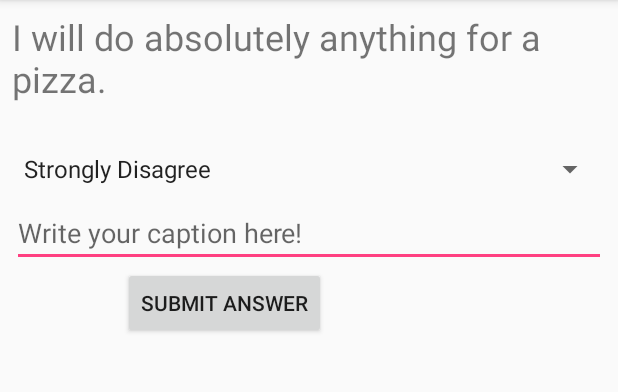
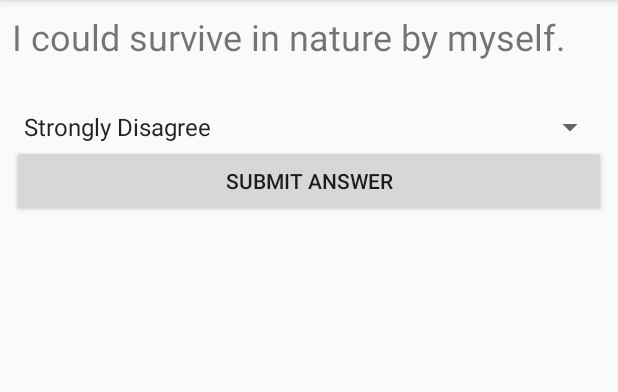
Before and after one commit to jwagnerpl/AnimalQuiz, an Android app: the screen it shows after launch (MainActivity), on a phone screen of 412 x 824 dp, the part 84-476 px from its top. Run offline under Robolectric (Android 15) with nearby library versions, the phone set to English and light mode, and no system bars; our stand-ins replace ButterKnife.

Commit message:
Commit - Ready for submission

```diff
--- a/app/src/main/java/teamtreehouse/com/animalquiz/Question.java
+++ b/app/src/main/java/teamtreehouse/com/animalquiz/Question.java
@@ -8,21 +8,23 @@ public class Question {
     String questionText;
 
 
-    public Question(String questionText){
+    public Question(String questionText) {
         this.value = 10;
         this.questionText = questionText;
     }
-    public Question(){};
+
+    public Question() {
+    }
+
 
     public static final Question[] questions = new Question[]{
-            new Question("I will do absolutely anything for a pizza."),
+            new Question("I could survive in nature by myself."),
             new Question("I love to get outside and do crazy things."),
             new Question("I strongly dislike boring things."),
             new Question("People say I'm super duper crazy."),
+            new Question("I have at least three tattoos."),
+            new Question("I like big, WILD ANIMALS."),
+            new Question("I would love to go sky diving."),
             new Question("I have at least three tattoos.")
     };
-
-    private void questionScore(){
-
-    }
 }
--- a/app/src/main/res/layout/activity_main.xml
+++ b/app/src/main/res/layout/activity_main.xml
@@ -8,7 +8,7 @@
 
     <Spinner
         android:id="@+id/animals_spinner"
-        android:layout_width="fill_parent"
+        android:layout_width="0dp"
         android:layout_height="24dp"
         android:layout_marginLeft="8dp"
         app:layout_constraintLeft_toLeftOf="parent"
@@ -16,11 +16,13 @@
         app:layout_constraintRight_toRightOf="parent"
         app:layout_constraintHorizontal_bias="0.0"
         android:layout_marginTop="32dp"
-        app:layout_constraintTop_toBottomOf="@+id/questionTextView" />
+        app:layout_constraintTop_toBottomOf="@+id/questionTextView"
+        android:layout_marginStart="8dp"
+        android:layout_marginEnd="8dp" />
 
     <TextView
         android:id="@+id/questionTextView"
-        android:layout_width="match_parent"
+        android:layout_width="0dp"
         android:layout_height="wrap_content"
         android:layout_marginLeft="8dp"
         android:layout_marginRight="8dp"
@@ -30,36 +32,37 @@
         app:layout_constraintHorizontal_bias="0.504"
         app:layout_constraintLeft_toLeftOf="parent"
         app:layout_constraintRight_toRightOf="parent"
-        app:layout_constraintTop_toTopOf="parent" />
+        app:layout_constraintTop_toTopOf="parent"
+        android:layout_marginStart="8dp"
+        android:layout_marginEnd="8dp" />
 
     <Button
         android:id="@+id/submitButton"
-        android:layout_width="wrap_content"
+        android:layout_width="match_parent"
         android:layout_height="wrap_content"
+        android:layout_marginEnd="8dp"
         android:layout_marginLeft="8dp"
         android:layout_marginRight="8dp"
+        android:layout_marginStart="8dp"
         android:text="@string/submit_answer"
+        app:layout_constraintHorizontal_bias="0.284"
         app:layout_constraintLeft_toLeftOf="parent"
         app:layout_constraintRight_toRightOf="parent"
-        app:layout_constraintHorizontal_bias="0.284"
-        android:layout_marginTop="0dp"
         app:layout_constraintTop_toBottomOf="@+id/captionEditText" />
 
     <EditText
         android:id="@+id/captionEditText"
-        android:layout_width="match_parent"
+        android:visibility="gone"
+        android:layout_width="0dp"
         android:layout_height="wrap_content"
-        android:layout_marginLeft="8dp"
-        android:layout_marginRight="8dp"
-        android:layout_marginTop="8dp"
         android:ems="10"
-        android:hint="Write your caption here!"
+        android:hint="@string/write_your_caption_here"
         android:inputType="textPersonName"
-        android:singleLine="false"
         app:layout_constraintHorizontal_bias="0.503"
         app:layout_constraintLeft_toLeftOf="parent"
         app:layout_constraintRight_toRightOf="parent"
-        app:layout_constraintTop_toBottomOf="@+id/animals_spinner" />
+        app:layout_constraintTop_toBottomOf="@+id/animals_spinner"
+        android:maxLines="1" />
 
 
 </android.support.constraint.ConstraintLayout>
--- a/app/src/main/res/values/strings.xml
+++ b/app/src/main/res/values/strings.xml
@@ -3,9 +3,15 @@
     <string name="stronglyAgree">Strongly Agree</string>
     <string name="example_question">Example Question</string>
     <string name="submit_answer">Submit Answer</string>
+    <string name="sample_text">Sample Text</string>
+    <string name="textview">TextView</string>
+    <string name="write_your_caption_here">Write your caption here!</string>
+    <string name="your_animal_soulmate">Your animal soulmate</string>
+    <string name="textviewexampletext">TextViewExampleText</string>
     <string-array name="animals_array">
         <item>Strongly Disagree</item>
         <item>Disagree</item>
+        <item>Neutral</item>
         <item>Agree</item>
         <item>Strongly Agree</item>
     </string-array>
```
Also changed, not shown: app/src/main/java/teamtreehouse/com/animalquiz/Animal.java (+48 -24 lines), app/src/main/java/teamtreehouse/com/animalquiz/MainActivity.java (+33 -17 lines), app/src/main/java/teamtreehouse/com/animalquiz/ShowAnimal.java (+49 -3 lines), app/src/main/res/layout/activity_show_animal.xml (+59 -27 lines), app/src/main/res/drawable/speech_bubble_bottom.9.png (added), app/src/main/res/drawable/speech_bubble_left.9.png (added), app/src/main/res/drawable/speech_bubble_right.9.png (added), app/src/main/res/drawable/speech_bubble_top.9.png (added).
